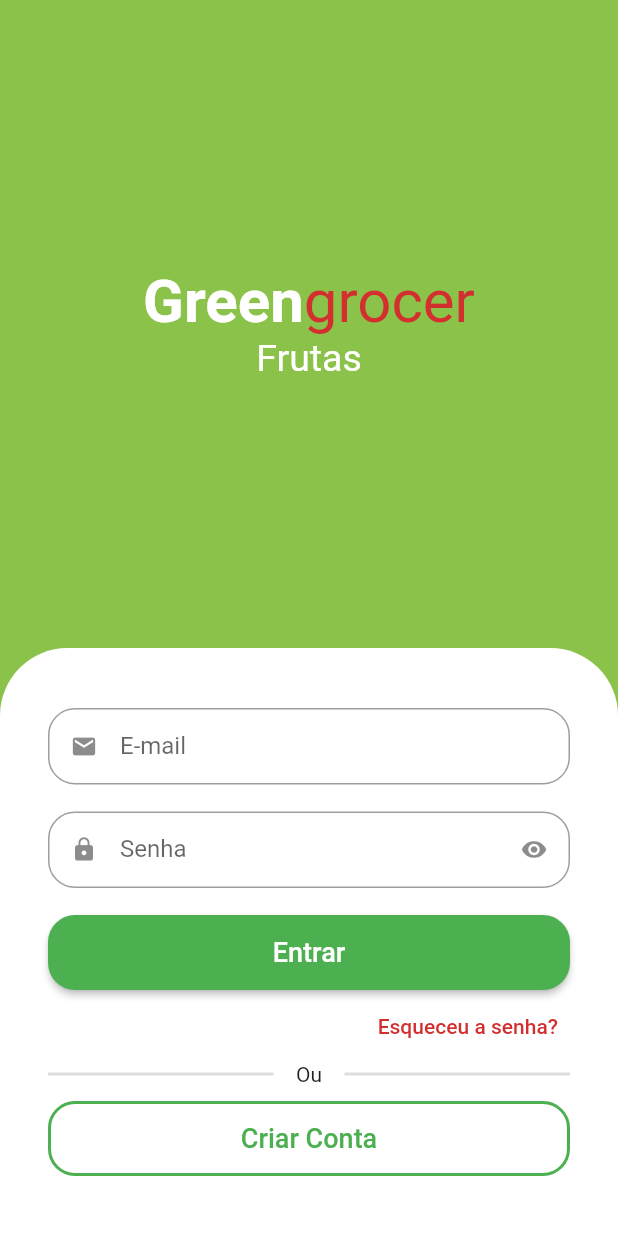
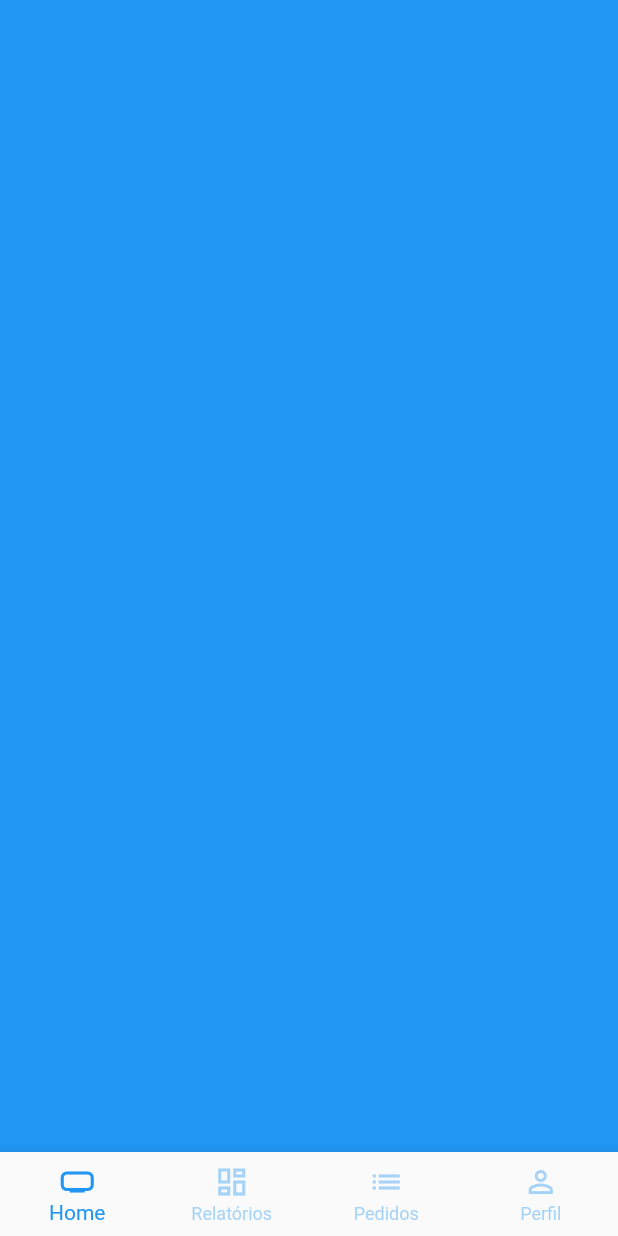
Before and after one commit to XandRules/EasyJobFlutter, a Flutter app: the screen it shows after launch, after a tap on "Entrar", on a phone screen of 412 x 824 dp. Run offline on Flutter 3.47's test engine with Material 2 defaults, Android fonts, the light colour scheme and no system bars; drawn by our look-alikes of animated_text_kit; our stand-ins replace mask_text_input_formatter.

Commit message:
Criação de tela base da aplicação
Criado navegação entre telas e criação de tela.base da aplicação

```diff
--- a/lib/main.dart
+++ b/lib/main.dart
@@ -11,10 +11,9 @@ class MyApp extends StatelessWidget {
   @override
   Widget build(BuildContext context) {
     return MaterialApp(
-      title: 'Flutter Demo',
+      title: 'EasyJob',
       theme: ThemeData(
-
-        primarySwatch: Colors.green,
+        primarySwatch: Colors.blue,
       ),
       debugShowCheckedModeBanner: false,
       home: const SignInScreen(),
--- a/lib/src/auth/sign_in_screen.dart
+++ b/lib/src/auth/sign_in_screen.dart
@@ -3,6 +3,7 @@ import 'package:flutter/material.dart';
 import 'package:greengrocer/src/auth/sign_up_screen.dart';
 import 'package:greengrocer/src/components/custom_form_field.dart';
 
+import '../base/base_screen.dart';
 import '../config/custom_colors.dart';
 
 class SignInScreen extends StatelessWidget {
@@ -26,11 +27,11 @@ class SignInScreen extends StatelessWidget {
                   Text.rich(
                     TextSpan(style: const TextStyle(fontSize: 40), children: [
                       const TextSpan(
-                          text: 'Green',
+                          text: 'Easy',
                           style: TextStyle(
                               color: Colors.white, fontWeight: FontWeight.bold)),
                       TextSpan(
-                          text: 'grocer',
+                          text: 'Job',
                           style: TextStyle(
                             color: CustomColors.customContrastColor,
                           ))
@@ -44,11 +45,11 @@ class SignInScreen extends StatelessWidget {
                           repeatForever: true,
                           pause: Duration.zero,
                           animatedTexts: [
-                            FadeAnimatedText('Frutas'),
-                            FadeAnimatedText('Verduras'),
-                            FadeAnimatedText('Legumes'),
-                            FadeAnimatedText('Carnes'),
-                            FadeAnimatedText('Cereais'),
+                            FadeAnimatedText('Motoboy'),
+                            FadeAnimatedText('Cozinheiro(a)'),
+                            FadeAnimatedText('Segurança'),
+                            FadeAnimatedText('Músicos'),
+
                           ]),
                     ),
                   ),
@@ -82,7 +83,11 @@ class SignInScreen extends StatelessWidget {
                         style: ElevatedButton.styleFrom(
                             shape: RoundedRectangleBorder(
                                 borderRadius: BorderRadius.circular(18))),
-                        onPressed: () {},
+                        onPressed: () {
+                          Navigator.of(context).pushReplacement(MaterialPageRoute(builder:(c) {
+                            return const BaseScreen();
+                          }));
+                        },
                         child: const Text(
                           'Entrar',
                           style: TextStyle(fontSize: 18),
@@ -132,11 +137,11 @@ class SignInScreen extends StatelessWidget {
                         style: OutlinedButton.styleFrom(
                             shape: RoundedRectangleBorder(
                                 borderRadius: BorderRadius.circular(18)),
-                            side: const BorderSide(width: 2, color: Colors.green)),
+                            side: const BorderSide(width: 2, color: Colors.blue)),
                         onPressed: () {
                           Navigator.of(context).push(
                             MaterialPageRoute(builder: (c) {
-                              return const SignUpScreen();
+                              return SignUpScreen();
                             }),
                           );
                         },
--- /dev/null
+++ b/lib/src/base/base_screen.dart
@@ -0,0 +1,34 @@
+import 'package:flutter/material.dart';
+
+class BaseScreen extends StatelessWidget {
+  const BaseScreen({Key? key}) : super(key: key);
+
+  @override
+  Widget build(BuildContext context) {
+    return Scaffold(
+      body: Container(color: Colors.blue,),
+      bottomNavigationBar: BottomNavigationBar(
+        type: BottomNavigationBarType.fixed,
+        unselectedItemColor: Colors.blue.withAlpha(100),
+        items: const [
+          BottomNavigationBarItem(
+            icon: Icon(Icons.home_max_outlined),
+            label: 'Home'
+          ),
+          BottomNavigationBarItem(
+              icon: Icon(Icons.dashboard_outlined),
+              label: 'Relatórios'
+          ),
+          BottomNavigationBarItem(
+              icon: Icon(Icons.list),
+              label: 'Pedidos'
+          ),
+          BottomNavigationBarItem(
+              icon: Icon(Icons.person_outline),
+              label: 'Perfil'
+          ),
+        ],
+      ),
+    );
+  }
+}
--- a/lib/src/components/custom_form_field.dart
+++ b/lib/src/components/custom_form_field.dart
@@ -1,4 +1,5 @@
 import 'package:flutter/material.dart';
+import 'package:flutter/services.dart';
 
 class CustomFormField extends StatefulWidget {
 
@@ -6,6 +7,7 @@ class CustomFormField extends StatefulWidget {
   final String label;
   final TextInputType type;
   final bool isSecret ;
+  final List<TextInputFormatter> ? inputFormatters;
 
 
   const CustomFormField(
@@ -13,7 +15,8 @@ class CustomFormField extends StatefulWidget {
         required this.icon,
         required this.label,
         this.isSecret = false ,
-        this.type = TextInputType.text
+        this.type = TextInputType.text,
+        this.inputFormatters,
       }) : super(key: key);
 
   @override
@@ -41,6 +44,7 @@ class _CustomFormFieldState extends State<CustomFormField> {
       child: TextFormField(
         obscureText: isObscure,
         keyboardType: widget.type,
+        inputFormatters: widget.inputFormatters,
         decoration: InputDecoration(
           prefixIcon: Icon(widget.icon),
           suffixIcon: widget.isSecret ? IconButton(
--- a/lib/src/config/custom_colors.dart
+++ b/lib/src/config/custom_colors.dart
@@ -1,21 +1,21 @@
 import 'package:flutter/material.dart';
 
  Map<int,Color> _swatchOpacity = {
-   50: const Color.fromRGBO(139, 195, 74, 0.1),
-   100: const Color.fromRGBO(139, 195, 74, 0.2),
-   200: const Color.fromRGBO(139, 195, 74, 0.3),
-   300: const Color.fromRGBO(139, 195, 74, 0.4),
-   400: const Color.fromRGBO(139, 195, 74, 0.5),
-   500: const Color.fromRGBO(139, 195, 74, 0.6),
-   600: const Color.fromRGBO(139, 195, 74, 0.7),
-   700: const Color.fromRGBO(139, 195, 74, 0.8),
-   800: const Color.fromRGBO(139, 195, 74, 0.9),
-   900: const Color.fromRGBO(139, 195, 74, 1),
+   50: const Color.fromRGBO(39, 98, 203, 0.1),
+   100: const Color.fromRGBO(39, 98, 203, 0.2),
+   200: const Color.fromRGBO(39, 98, 203, 0.3),
+   300: const Color.fromRGBO(39, 98, 203, 0.4),
+   400: const Color.fromRGBO(39, 98, 203, 0.5),
+   500: const Color.fromRGBO(39, 98, 203, 0.6),
+   600: const Color.fromRGBO(39, 98, 203, 0.7),
+   700: const Color.fromRGBO(39, 98, 203, 0.8),
+   800: const Color.fromRGBO(39, 98, 203, 0.9),
+   900: const Color.fromRGBO(39, 98, 203, 1),
 
  };
 
 abstract class CustomColors {
 
   static Color customContrastColor = Colors.red.shade700;
-  static MaterialColor customSwatchColor = MaterialColor(0xFF8BC34A, _swatchOpacity);
+  static MaterialColor customSwatchColor = MaterialColor(0x2762CBFF, _swatchOpacity);
 }
--- a/pubspec.yaml
+++ b/pubspec.yaml
@@ -35,6 +35,7 @@ dependencies:
   # Use with the CupertinoIcons class for iOS style icons.
   cupertino_icons: ^1.0.2
   animated_text_kit: ^4.2.2
+  mask_text_input_formatter: ^2.4.0
 
 dev_dependencies:
   flutter_test:
```
Also changed, not shown: lib/src/auth/sign_up_screen.dart (+23 -5 lines), pubspec.lock, 2 other files.
